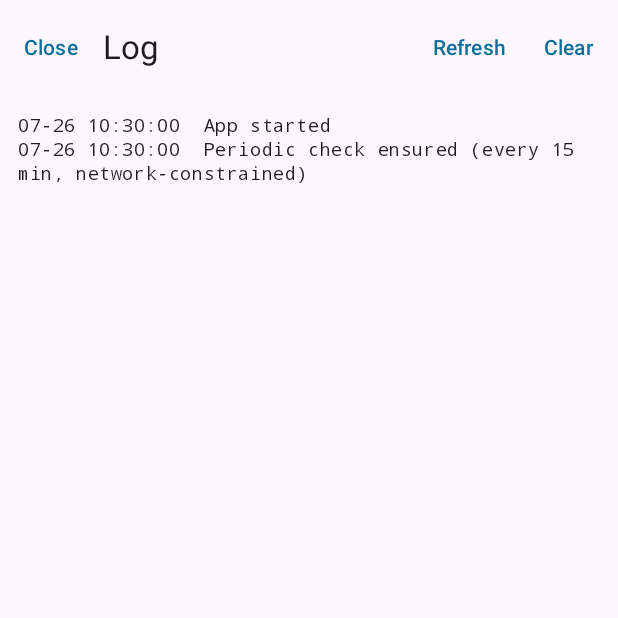
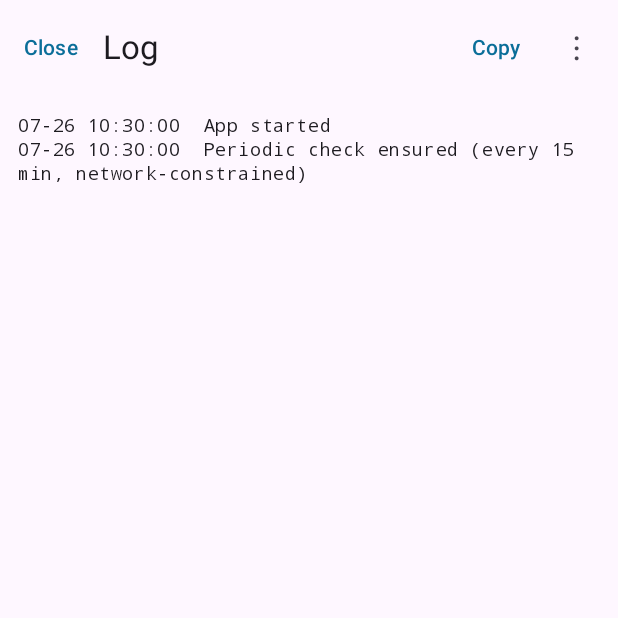
Before and after one commit to jonasprobst/PoolPosition, an Android app built with Jetpack Compose: the composable LogScreen shown on its own in the app's theme, on a phone screen of 412 x 824 dp, the top half of it. Run offline under Robolectric (Android 15) with nearby library versions, the phone set to English and light mode, and no system bars.

Commit message:
Clarify background log label and add Copy to the log viewer
- Log the periodic run as "scheduled/background" instead of "periodic" so a
  background execution is unmistakable in the log.
- Log viewer: add a Copy action that puts the whole log on the clipboard;
  move Refresh/Clear into a small overflow to keep the bar uncluttered.

Co-Authored-By: Claude Opus 4.8 <noreply@anthropic.com>
Claude-Session: https://claude.ai/code/session_01Ex8qgwwhpmKhApv8VivbSQ

```diff
--- a/app/src/main/java/ch/poolposition/app/ui/LogScreen.kt
+++ b/app/src/main/java/ch/poolposition/app/ui/LogScreen.kt
@@ -5,7 +5,10 @@ import androidx.compose.foundation.layout.fillMaxSize
 import androidx.compose.foundation.layout.padding
 import androidx.compose.foundation.rememberScrollState
 import androidx.compose.foundation.verticalScroll
+import androidx.compose.material3.DropdownMenu
+import androidx.compose.material3.DropdownMenuItem
 import androidx.compose.material3.ExperimentalMaterial3Api
+import androidx.compose.material3.IconButton
 import androidx.compose.material3.MaterialTheme
 import androidx.compose.material3.Scaffold
 import androidx.compose.material3.Text
@@ -17,17 +20,21 @@ import androidx.compose.runtime.mutableStateOf
 import androidx.compose.runtime.remember
 import androidx.compose.runtime.setValue
 import androidx.compose.ui.Modifier
+import androidx.compose.ui.platform.LocalClipboardManager
 import androidx.compose.ui.platform.LocalContext
+import androidx.compose.ui.text.AnnotatedString
 import androidx.compose.ui.text.font.FontFamily
 import androidx.compose.ui.unit.dp
 import ch.poolposition.app.core.Logger
 
-/** Full-screen diagnostic log viewer with refresh / clear / close. */
+/** Full-screen diagnostic log viewer with copy / refresh / clear. */
 @OptIn(ExperimentalMaterial3Api::class)
 @Composable
 fun LogScreen(onClose: () -> Unit) {
     val context = LocalContext.current
+    val clipboard = LocalClipboardManager.current
     var text by remember { mutableStateOf(Logger.read(context)) }
+    var menuOpen by remember { mutableStateOf(false) }
 
     Scaffold(
         modifier = Modifier.fillMaxSize(),
@@ -36,8 +43,27 @@ fun LogScreen(onClose: () -> Unit) {
                 title = { Text("Log") },
                 navigationIcon = { TextButton(onClick = onClose) { Text("Close") } },
                 actions = {
-                    TextButton(onClick = { text = Logger.read(context) }) { Text("Refresh") }
-                    TextButton(onClick = { Logger.clear(context); text = "" }) { Text("Clear") }
+                    TextButton(onClick = {
+                        clipboard.setText(AnnotatedString(text))
+                        android.widget.Toast.makeText(
+                            context,
+                            "Log copied to clipboard",
+                            android.widget.Toast.LENGTH_SHORT,
+                        ).show()
+                    }) { Text("Copy") }
+                    IconButton(onClick = { menuOpen = true }) {
+                        Text("⋮", style = MaterialTheme.typography.titleLarge)
+                    }
+                    DropdownMenu(expanded = menuOpen, onDismissRequest = { menuOpen = false }) {
+                        DropdownMenuItem(
+                            text = { Text("Refresh") },
+                            onClick = { menuOpen = false; text = Logger.read(context) },
+                        )
+                        DropdownMenuItem(
+                            text = { Text("Clear") },
+                            onClick = { menuOpen = false; Logger.clear(context); text = "" },
+                        )
+                    }
                 },
             )
         },
--- a/app/src/main/java/ch/poolposition/app/work/CheckWorker.kt
+++ b/app/src/main/java/ch/poolposition/app/work/CheckWorker.kt
@@ -34,7 +34,7 @@ class CheckWorker(context: Context, params: WorkerParameters) : Worker(context,
         val reason = when {
             onlyId != null -> "baseline-on-save"
             force -> "check-now"
-            else -> "periodic"
+            else -> "scheduled/background"
         }
         Logger.log(applicationContext, "Worker running ($reason) over ${watches.size} watch(es)")
 
```
